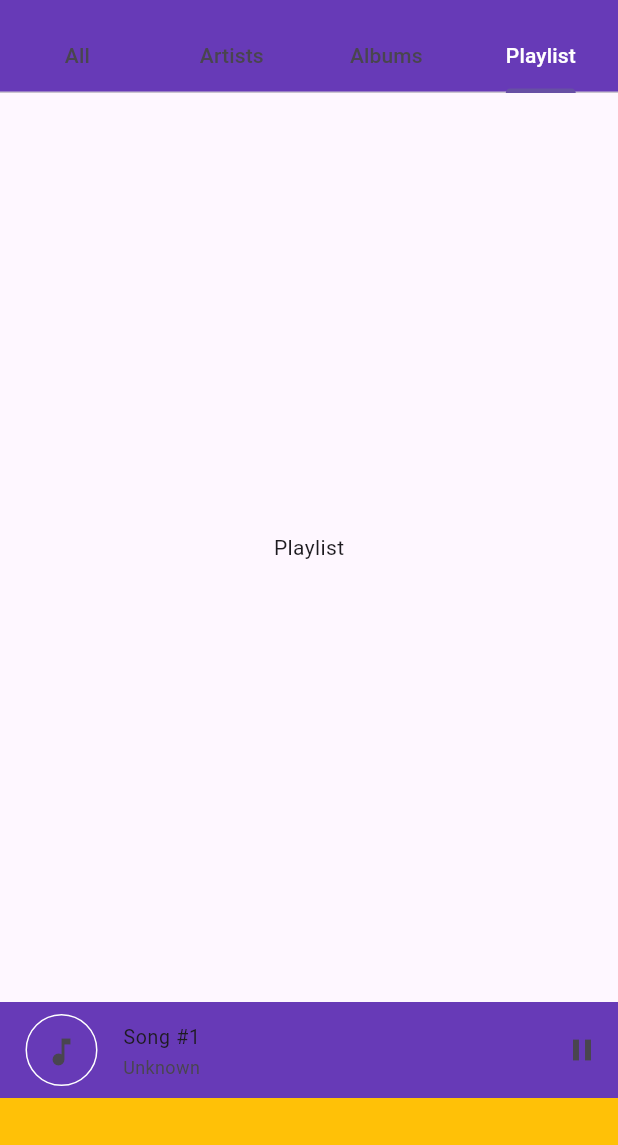
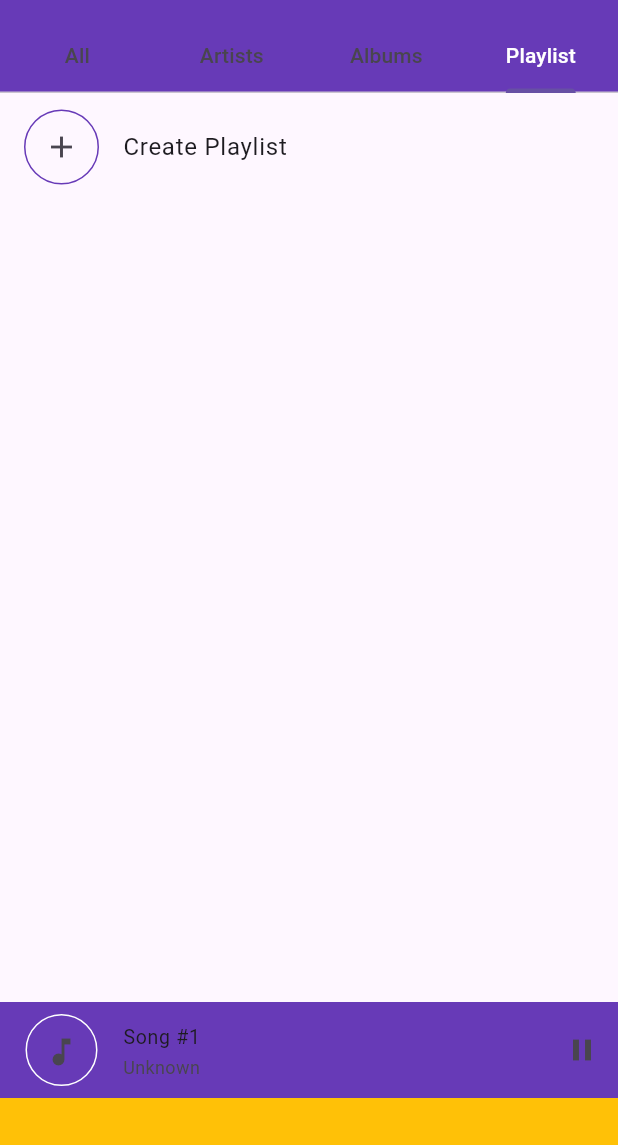
Before and after one commit to iamankitm05/music_player, a Flutter app: the screen it shows after launch, tab 4 chosen, after a tap on the "pause" icon, on a phone screen of 412 x 824 dp, the part 63-1208 px from its top. Run offline on Flutter 3.47's test engine with Material 3 defaults, Android fonts, the phone set to English and light mode, and no system bars; drawn by our look-alikes of toastification; our stand-ins replace flutter_riverpod, gap, on_audio_query, riverpod_annotation; generated files the repository leaves out were written again.

Commit message:
create playlist, artists, albums and songs views create providers

```diff
--- a/lib/main.dart
+++ b/lib/main.dart
@@ -7,6 +7,7 @@ import 'package:music_player/theme/app_theme_color_provider.dart';
 import 'package:music_player/theme/app_theme_extension.dart';
 import 'package:music_player/utils/app_strings.dart';
 import 'package:music_player/utils/provider_logger.dart';
+import 'package:toastification/toastification.dart';
 
 void main() {
   runApp(ProviderScope(observers: [ProviderLogger()], child: const MyApp()));
@@ -20,13 +21,15 @@ class MyApp extends ConsumerWidget {
     final appThemeColor = ref.watch(appThemeColorProvider);
     final hasPermission = ref.watch(permissionsProvider).value ?? false;
 
-    return MaterialApp(
+    return ToastificationWrapper(
+      child: MaterialApp(
         title: AppStrings.musicPlayer,
         debugShowCheckedModeBanner: false,
         themeMode: ThemeMode.system,
         theme: appThemeColor.getThemeData(Brightness.light),
         darkTheme: appThemeColor.getThemeData(Brightness.dark),
         home: hasPermission ? HomeScreen() : PermissionsScreen(),
+      ),
     );
   }
 }
--- /dev/null
+++ b/lib/providers/songs_provider.dart
@@ -0,0 +1,14 @@
+import 'package:music_player/providers/audio_query_provider.dart';
+import 'package:on_audio_query/on_audio_query.dart';
+import 'package:riverpod_annotation/riverpod_annotation.dart';
+
+part 'songs_provider.g.dart';
+
+@riverpod
+class Songs extends _$Songs {
+  @override
+  FutureOr<List<SongModel>> build() async {
+    final audioQuery = ref.watch(audioQueryProvider);
+    return await audioQuery.querySongs();
+  }
+}
--- a/lib/screens/home/all_songs_tab_view.dart
+++ b/lib/screens/home/all_songs_tab_view.dart
@@ -1,30 +1,48 @@
 import 'package:flutter/material.dart';
 import 'package:flutter_riverpod/flutter_riverpod.dart';
+import 'package:music_player/providers/songs_provider.dart';
+import 'package:music_player/widgets/musical_note.dart';
+import 'package:on_audio_query/on_audio_query.dart';
 
 class AllSongsTabView extends ConsumerWidget {
   const AllSongsTabView({super.key});
 
   @override
   Widget build(BuildContext context, WidgetRef ref) {
+    final songsAsyncValue = ref.watch(songsProvider);
+
+    final songs = songsAsyncValue.value ?? [];
+    final isLoading = songsAsyncValue.isLoading;
+
     final primaryColor = Theme.of(context).primaryColor;
-    return ListView.builder(
-      padding: EdgeInsets.only(top: 10, left: 16, right: 6, bottom: 10),
-      itemBuilder: (context, index) {
-        return ListTile(
-          contentPadding: EdgeInsets.zero,
-          leading: Container(
-            padding: EdgeInsets.all(12),
-            decoration: BoxDecoration(
-              border: Border.all(color: primaryColor),
-              shape: BoxShape.circle,
+
+    if (isLoading) {
+      return Center(child: CircularProgressIndicator(color: primaryColor));
+    }
+
+    return RefreshIndicator(
+      onRefresh: () async => ref.refresh(songsProvider.notifier),
+      child: ListView.builder(
+        itemCount: songs.length,
+        padding: EdgeInsets.symmetric(vertical: 8),
+        itemBuilder: (context, index) {
+          final song = songs[index];
+
+          return ListTile(
+            onTap: () {},
+            contentPadding: EdgeInsets.only(left: 16, right: 6),
+            leading: QueryArtworkWidget(
+              // controller: _audioQuery,
+              id: song.id,
+              type: ArtworkType.AUDIO,
+              nullArtworkWidget: MusicalNote(),
             ),
-            child: Icon(Icons.music_note),
-          ),
-          title: Text('Song #${index + 1}'),
-          subtitle: Text('Unknown'),
-          trailing: IconButton(onPressed: () {}, icon: Icon(Icons.pause)),
-        );
-      },
+            title: Text(song.displayName),
+            subtitle: Text(song.artist ?? ''),
+            trailing: IconButton(onPressed: () {}, icon: Icon(Icons.pause)),
+          );
+        },
+      ),
     );
   }
 }
--- a/lib/screens/home/playlist_tab_view.dart
+++ b/lib/screens/home/playlist_tab_view.dart
@@ -1,11 +1,80 @@
-import 'package:flutter/widgets.dart';
+import 'package:flutter/material.dart';
 import 'package:flutter_riverpod/flutter_riverpod.dart';
+import 'package:music_player/providers/playlists_provider.dart';
+import 'package:music_player/utils/app_strings.dart';
+import 'package:music_player/widgets/musical_note.dart';
+import 'package:music_player/widgets/playlist_form_dialog.dart';
+import 'package:on_audio_query/on_audio_query.dart';
 
 class PlaylistTabView extends ConsumerWidget {
   const PlaylistTabView({super.key});
 
   @override
   Widget build(BuildContext context, WidgetRef ref) {
-    return Center(child: Text('Playlist'));
+    final playlistsAsyncValue = ref.watch(playlistsProvider);
+
+    final playlists = playlistsAsyncValue.value ?? [];
+    final isLoading = playlistsAsyncValue.isLoading;
+
+    final primaryColor = Theme.of(context).primaryColor;
+
+    if (isLoading) {
+      return Center(child: CircularProgressIndicator(color: primaryColor));
+    }
+
+    return RefreshIndicator(
+      onRefresh: () async => ref.refresh(playlistsProvider.notifier),
+      child: CustomScrollView(
+        slivers: [
+          SliverToBoxAdapter(
+            child: ListTile(
+              onTap: () {
+                showDialog(
+                  context: context,
+                  builder: (context) {
+                    return PlaylistFormDialog();
+                  },
+                );
+              },
+              contentPadding: const EdgeInsets.symmetric(
+                vertical: 8,
+                horizontal: 16,
+              ),
+              leading: Container(
+                width: 50,
+                height: 50,
+                alignment: Alignment.center,
+                decoration: BoxDecoration(
+                  border: Border.all(color: primaryColor),
+                  shape: BoxShape.circle,
+                ),
+                child: Icon(Icons.add),
+              ),
+              title: Text(AppStrings.createPlaylist),
+            ),
+          ),
+          SliverPadding(
+            padding: EdgeInsets.symmetric(vertical: 8),
+            sliver: SliverList.builder(
+              itemCount: playlists.length,
+              itemBuilder: (context, index) {
+                final playlist = playlists[index];
+
+                return ListTile(
+                  onTap: () {},
+                  leading: QueryArtworkWidget(
+                    id: playlist.id,
+                    type: ArtworkType.PLAYLIST,
+                    nullArtworkWidget: MusicalNote(),
+                  ),
+                  title: Text(playlist.playlist),
+                  subtitle: Text('${playlist.numOfSongs} Songs'),
+                );
+              },
+            ),
+          ),
+        ],
+      ),
+    );
   }
 }
--- a/lib/utils/app_strings.dart
+++ b/lib/utils/app_strings.dart
@@ -13,4 +13,13 @@ abstract final class AppStrings {
   static const theme = 'Theme';
   static const allow = 'Allow';
   static const chooseYourFavoriteTheme = 'Choose your favorite theme.';
+  static const failedToCreatePlaylistTryAgain =
+      'Failed to create playlist, Try again!';
+  static const playlistCreatedSuccessfully = 'Playlist created successfully.';
+  static const cancel = 'Cancel';
+  static const create = 'Create';
+  static const createPlaylist = 'Create Playlist';
+  static const pleaseEnterAValidPlaylistName =
+      'Please enter a valid Playlist name.';
+  static const enterPlaylistName = 'Enter Playlist name';
 }
--- a/pubspec.yaml
+++ b/pubspec.yaml
@@ -14,6 +14,7 @@ dependencies:
   riverpod_annotation: ^2.6.1
   shared_preferences: ^2.5.3
   freezed_annotation: ^3.1.0
+  toastification: ^3.0.3
   # on_audio_query: ^2.9.0
   on_audio_query:
     git:
```
Also changed, not shown: lib/providers/albums_provider.dart (added, +14 -0 lines), lib/providers/artists_provider.dart (added, +14 -0 lines), lib/providers/my_toast_provider.dart (added, +10 -0 lines), lib/providers/playlists_provider.dart (added, +48 -0 lines), lib/screens/home/albums_tab_view.dart (+36 -2 lines), lib/screens/home/artists_tab_view.dart (+38 -2 lines), lib/utils/my_toast.dart (added, +40 -0 lines), lib/widgets/musical_note.dart (added, +19 -0 lines), lib/widgets/playlist_form_dialog.dart (added, +61 -0 lines), pubspec.lock. Lines whose indentation alone changed are shown as unchanged.
